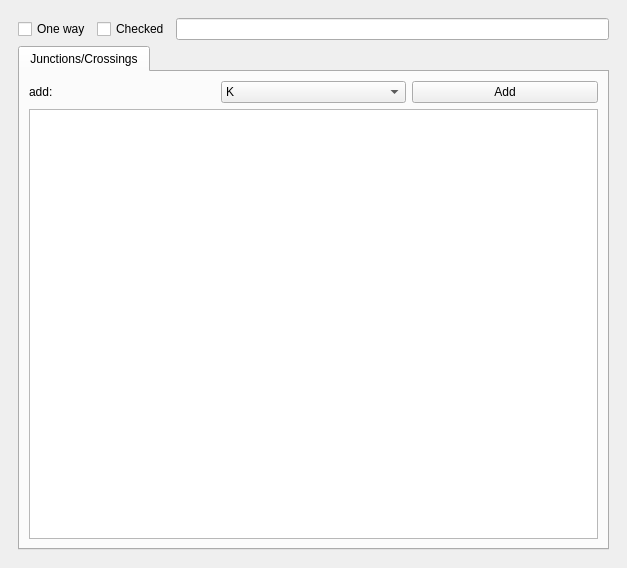
The window that site_categoriser_dockwidget_base.ui (Drew973/pts_site_categorizer) describes before a commit, drawn with Qt 5.
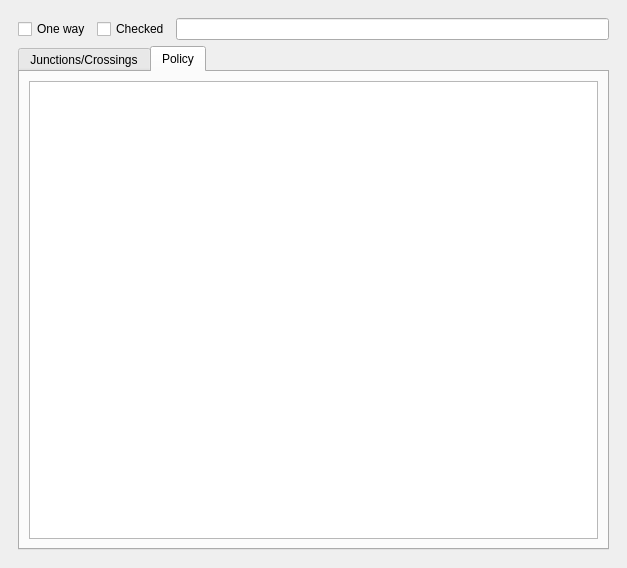
The same window after the commit.

Commit message: changes to backend. added categories table. removed unnesessary functions.

```diff
--- a/site_categoriser_dockwidget_base.ui
+++ b/site_categoriser_dockwidget_base.ui
@@ -52,7 +52,7 @@
        <item>
         <widget class="QTabWidget" name="tabWidget">
          <property name="currentIndex">
-          <number>0</number>
+          <number>1</number>
          </property>
          <widget class="QWidget" name="tab_4">
           <attribute name="title">
@@ -122,6 +122,20 @@
            </item>
           </layout>
          </widget>
+         <widget class="QWidget" name="widget">
+          <attribute name="title">
+           <string>Policy</string>
+          </attribute>
+          <layout class="QVBoxLayout" name="verticalLayout_4">
+           <item>
+            <widget class="QTableView" name="policyView">
+             <property name="toolTip">
+              <string>&lt;html&gt;&lt;head/&gt;&lt;body&gt;&lt;p&gt;policy/categories table. Where a location is affected by multiple events the event with the lower pos will take precedence. Pos should increase as irl decreases.&lt;/p&gt;&lt;/body&gt;&lt;/html&gt;</string>
+             </property>
+            </widget>
+           </item>
+          </layout>
+         </widget>
         </widget>
        </item>
       </layout>
```
The commit also changes 14 other files.
